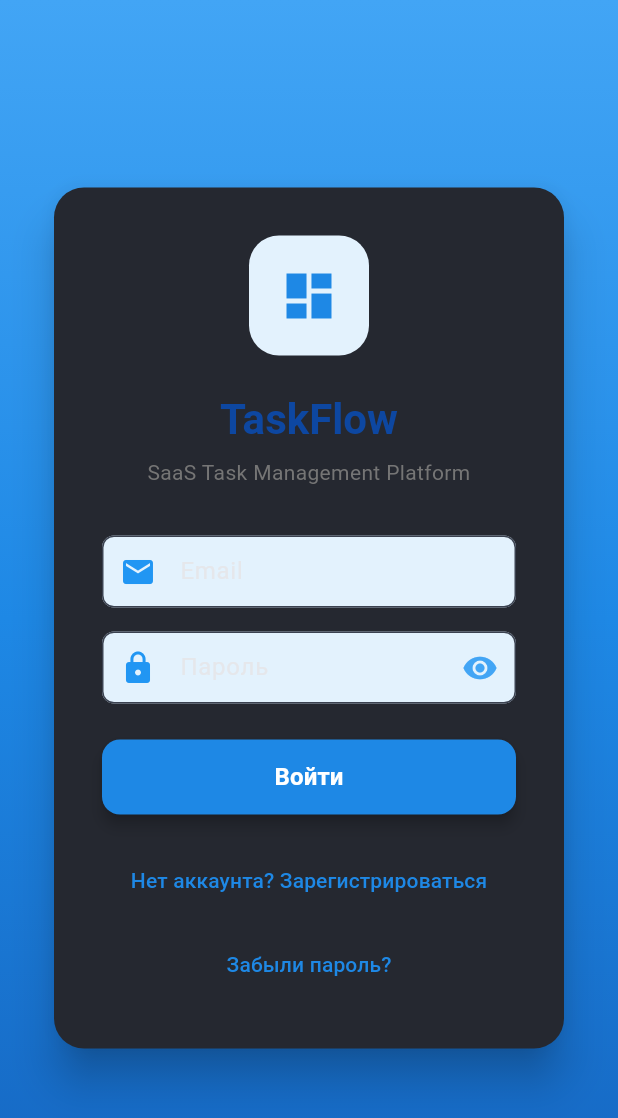
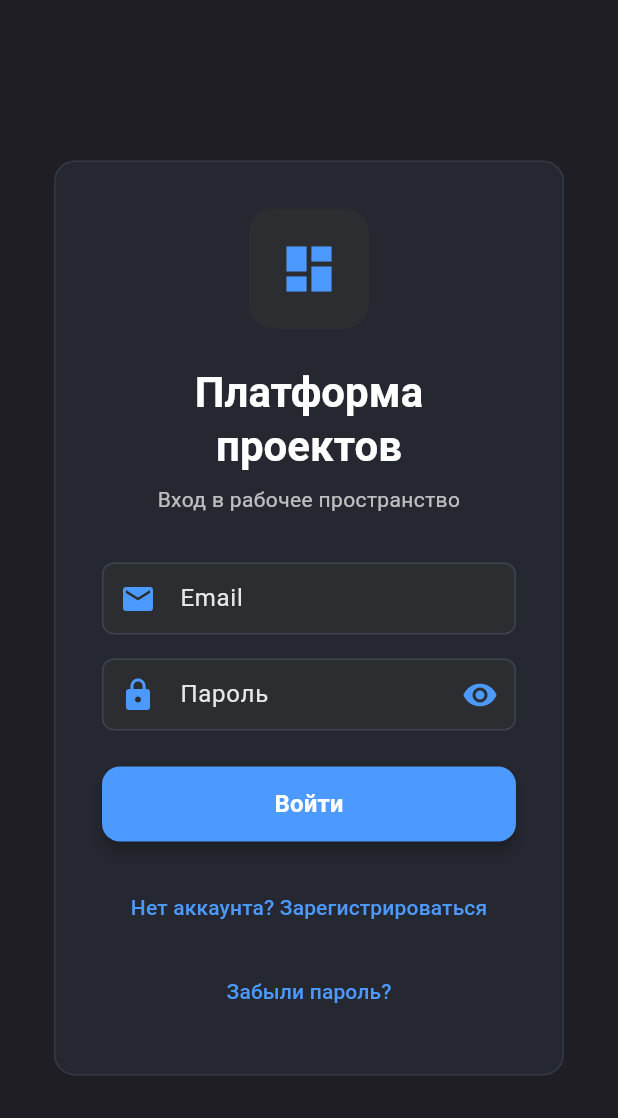
Before and after one commit to KakoRel/SaaSPlatform, a Flutter app: the screen it shows after launch, on a phone screen of 412 x 824 dp. Shown: the top 1118 px of the screen. Run offline on Flutter 3.47's test engine with Material 3 defaults, Android fonts, the phone set to English and light mode, and no system bars; our stand-ins replace cached_network_image, equatable, flutter_markdown, flutter_riverpod, image_picker, supabase_flutter; missing offline and left inert: flutter_webrtc; accounts and stored records are empty.

Commit message:
ui: унифицировать стиль экранов auth, email confirmation и project selection под Jira-like dark theme
- auth_form: убран синий градиент, введены темные surface-цвета, обновлены поля/кнопки/иконки в единой палитре
- email_confirmation_screen: приведен к тому же визуальному языку (карточка, бордеры, акцентные цвета, читаемость текста)
- project_selection_screen: обновлены app bar, карточки проектов, empty state и диалог создания проекта в едином dark-стиле
- локализация: исправлены/уточнены пользовательские подписи на русском (в т.ч. описание отсутствует, тексты CTA)
- поведение: убран принудительный переход на /home при rate-limit в регистрации (остаемся в auth-потоке)

```diff
--- a/lib/features/auth/presentation/widgets/auth_form.dart
+++ b/lib/features/auth/presentation/widgets/auth_form.dart
@@ -177,8 +177,7 @@ class _AuthFormState extends ConsumerState<AuthForm> {
               ),
             );
 
-            // Navigate to main app anyway (user can use it until email is confirmed)
-            Navigator.of(context).pushReplacementNamed('/home');
+            // Остаемся на экране авторизации, пользователь может повторить вход позже.
           } else {
             // For other errors, show error message
             ScaffoldMessenger.of(context).showSnackBar(
@@ -199,20 +198,10 @@ class _AuthFormState extends ConsumerState<AuthForm> {
     final authState = ref.watch(authNotifierProvider);
 
     return Scaffold(
+      backgroundColor: const Color(0xFF1E1E24),
       body: Container(
         width: double.infinity,
         height: double.infinity,
-        decoration: BoxDecoration(
-          gradient: LinearGradient(
-            begin: Alignment.topCenter,
-            end: Alignment.bottomCenter,
-            colors: [
-              Colors.blue[400]!,
-              Colors.blue[600]!,
-              Colors.blue[800]!,
-            ],
-          ),
-        ),
         child: Center(
           child: SingleChildScrollView(
             padding: const EdgeInsets.all(24.0),
@@ -222,9 +211,11 @@ class _AuthFormState extends ConsumerState<AuthForm> {
                 maxHeight: MediaQuery.of(context).size.height * 0.9,
               ),
               child: Card(
-                elevation: 12,
+                color: const Color(0xFF252830),
+                elevation: 0,
                 shape: RoundedRectangleBorder(
-                  borderRadius: BorderRadius.circular(20),
+                  borderRadius: BorderRadius.circular(14),
+                  side: const BorderSide(color: Color(0xFF343945)),
                 ),
                 child: Padding(
                   padding: const EdgeInsets.all(32.0),
@@ -237,29 +228,29 @@ class _AuthFormState extends ConsumerState<AuthForm> {
                           width: 80,
                           height: 80,
                           decoration: BoxDecoration(
-                            color: Colors.blue[50],
-                            borderRadius: BorderRadius.circular(20),
+                            color: const Color(0xFF2B2D31),
+                            borderRadius: BorderRadius.circular(16),
                           ),
                           child: Icon(
                             Icons.dashboard,
                             size: 40,
-                            color: Colors.blue[600],
+                            color: const Color(0xFF4C9AFF),
                           ),
                         ),
                         const SizedBox(height: 24),
                         Text(
-                          'TaskFlow',
+                          'Платформа проектов',
                           style: Theme.of(context).textTheme.headlineMedium?.copyWith(
                             fontWeight: FontWeight.bold,
-                            color: Colors.blue[900],
+                            color: Colors.white,
                           ),
                           textAlign: TextAlign.center,
                         ),
                         const SizedBox(height: 8),
                         Text(
-                          'SaaS Task Management Platform',
+                          _isLogin ? 'Вход в рабочее пространство' : 'Регистрация нового аккаунта',
                           style: Theme.of(context).textTheme.bodyMedium?.copyWith(
-                            color: Colors.grey[600],
+                            color: Colors.white70,
                           ),
                           textAlign: TextAlign.center,
                         ),
@@ -271,17 +262,17 @@ class _AuthFormState extends ConsumerState<AuthForm> {
                             decoration: InputDecoration(
                               labelText: 'Имя',
                               hintText: 'Введите ваше имя',
-                              prefixIcon: const Icon(Icons.person, color: Colors.blue),
+                              prefixIcon: const Icon(Icons.person, color: Color(0xFF4C9AFF)),
                               border: OutlineInputBorder(
                                 borderRadius: BorderRadius.circular(12),
-                                borderSide: BorderSide(color: Colors.blue[200]!),
+                                borderSide: const BorderSide(color: Color(0xFF3B4250)),
                               ),
                               focusedBorder: OutlineInputBorder(
                                 borderRadius: BorderRadius.circular(12),
-                                borderSide: BorderSide(color: Colors.blue[400]!),
+                                borderSide: const BorderSide(color: Color(0xFF4C9AFF)),
                               ),
                               filled: true,
-                              fillColor: Colors.blue[50],
+                              fillColor: const Color(0xFF2B2D31),
                             ),
                             validator: validateName,
                             enabled: !_isLoading,
@@ -294,17 +285,17 @@ class _AuthFormState extends ConsumerState<AuthForm> {
                           decoration: InputDecoration(
                             labelText: 'Email',
                             hintText: 'Введите ваш email',
-                            prefixIcon: const Icon(Icons.email, color: Colors.blue),
+                            prefixIcon: const Icon(Icons.email, color: Color(0xFF4C9AFF)),
                             border: OutlineInputBorder(
                               borderRadius: BorderRadius.circular(12),
-                              borderSide: BorderSide(color: Colors.blue[200]!),
+                              borderSide: const BorderSide(color: Color(0xFF3B4250)),
                             ),
                             focusedBorder: OutlineInputBorder(
                               borderRadius: BorderRadius.circular(12),
-                              borderSide: BorderSide(color: Colors.blue[400]!),
+                              borderSide: const BorderSide(color: Color(0xFF4C9AFF)),
                             ),
                             filled: true,
-                            fillColor: Colors.blue[50],
+                            fillColor: const Color(0xFF2B2D31),
                           ),
                           keyboardType: TextInputType.emailAddress,
                           validator: validateEmail,
@@ -317,11 +308,11 @@ class _AuthFormState extends ConsumerState<AuthForm> {
                           decoration: InputDecoration(
                             labelText: 'Пароль',
                             hintText: 'Введите пароль',
-                            prefixIcon: const Icon(Icons.lock, color: Colors.blue),
+                            prefixIcon: const Icon(Icons.lock, color: Color(0xFF4C9AFF)),
                             suffixIcon: IconButton(
                               icon: Icon(
                                 _obscurePassword ? Icons.visibility : Icons.visibility_off,
-                                color: Colors.blue[400],
+                                color: const Color(0xFF4C9AFF),
                               ),
                               onPressed: () {
                                 setState(() => _obscurePassword = !_obscurePassword);
@@ -329,14 +320,14 @@ class _AuthFormState extends ConsumerState<AuthForm> {
                             ),
                             border: OutlineInputBorder(
                               borderRadius: BorderRadius.circular(12),
-                              borderSide: BorderSide(color: Colors.blue[200]!),
+                              borderSide: const BorderSide(color: Color(0xFF3B4250)),
                             ),
                             focusedBorder: OutlineInputBorder(
                               borderRadius: BorderRadius.circular(12),
-                              borderSide: BorderSide(color: Colors.blue[400]!),
+                              borderSide: const BorderSide(color: Color(0xFF4C9AFF)),
                             ),
                             filled: true,
-                            fillColor: Colors.blue[50],
+                            fillColor: const Color(0xFF2B2D31),
                           ),
                           obscureText: _obscurePassword,
                           validator: validatePassword,
@@ -374,7 +365,7 @@ class _AuthFormState extends ConsumerState<AuthForm> {
                           child: ElevatedButton(
                             onPressed: (_isLoading || authState.isLoading) ? null : _submit,
                             style: ElevatedButton.styleFrom(
-                              backgroundColor: Colors.blue[600],
+                              backgroundColor: const Color(0xFF4C9AFF),
                               foregroundColor: Colors.white,
                               shape: RoundedRectangleBorder(
                                 borderRadius: BorderRadius.circular(12),
@@ -413,7 +404,7 @@ class _AuthFormState extends ConsumerState<AuthForm> {
                                 ? 'Нет аккаунта? Зарегистрироваться'
                                 : 'Уже есть аккаунт? Войти',
                             style: TextStyle(
-                              color: Colors.blue[600],
+                              color: const Color(0xFF4C9AFF),
                               fontWeight: FontWeight.w500,
                             ),
                           ),
@@ -428,7 +419,7 @@ class _AuthFormState extends ConsumerState<AuthForm> {
                             child: Text(
                               'Забыли пароль?',
                               style: TextStyle(
-                                color: Colors.blue[600],
+                                color: const Color(0xFF4C9AFF),
                                 fontWeight: FontWeight.w500,
                               ),
                             ),
```
Also changed, not shown: lib/core/services/supabase_client.dart (+45 -12 lines), lib/features/auth/presentation/widgets/email_confirmation_screen.dart (+17 -13 lines), lib/features/kanban/presentation/widgets/kanban_board.dart (+13 -4 lines), lib/features/projects/presentation/pages/project_selection_screen.dart (+30 -38 lines), lib/main.dart (+65 -36 lines).
